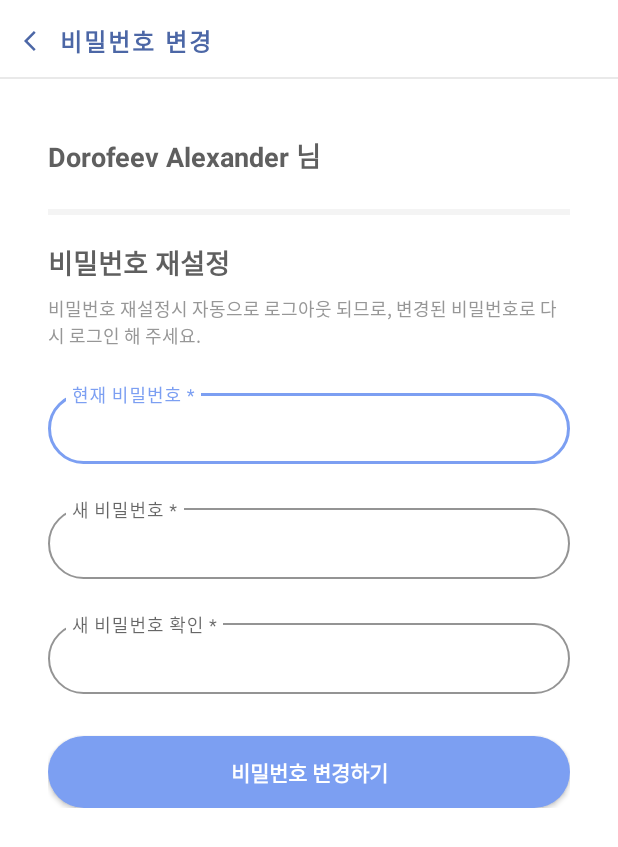
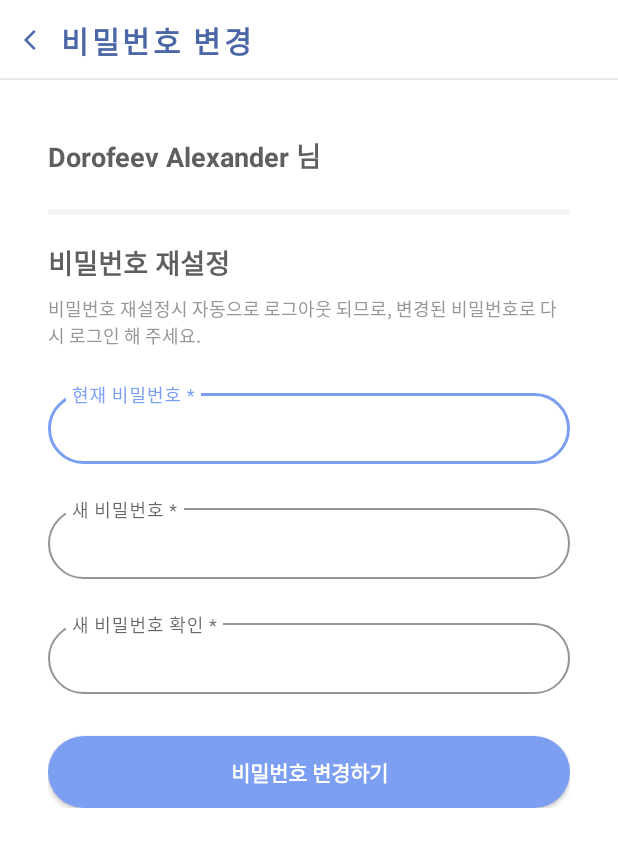
Before and after one commit to MapoTenTeam/APP, an Android app: the layout fragment_business_account_01_03.xml on its own in the app's theme, with its tools: preview values and no code run, on a phone screen of 412 x 824 dp. Shown: the top 847 px of the screen. Run offline under Robolectric (Android 15) with nearby library versions, the phone set to English and light mode, and no system bars.

Commit message:
MERGE branch 'Mypage'

```diff
--- a/MapoTen/app/src/main/res/layout/fragment_business_account_01_03.xml
+++ b/MapoTen/app/src/main/res/layout/fragment_business_account_01_03.xml
@@ -23,7 +23,7 @@
             android:drawableLeft="@drawable/ic_baseline_arrow_back_16"
             android:text="@string/password_action_bar_text"
             android:textColor="@color/main_darkBlue"
-            android:textSize="@dimen/text_16"
+            android:textSize="@dimen/text_20"
             android:textStyle="bold" />
 
         <View
--- a/MapoTen/app/src/main/res/layout/fragment_business_profile_01.xml
+++ b/MapoTen/app/src/main/res/layout/fragment_business_profile_01.xml
@@ -153,6 +153,7 @@
                         <com.google.android.material.textfield.TextInputEditText
                             android:layout_width="match_parent"
                             android:layout_height="wrap_content"
+                            android:paddingVertical="@dimen/padding_14"
                             android:textSize="@dimen/text_14"/>
 
 
@@ -171,6 +172,7 @@
                         <com.google.android.material.textfield.TextInputEditText
                             android:layout_width="match_parent"
                             android:layout_height="wrap_content"
+                            android:paddingVertical="@dimen/padding_14"
                             android:textSize="@dimen/text_14"/>
 
 
@@ -190,6 +192,7 @@
                             android:layout_width="match_parent"
                             android:layout_height="wrap_content"
                             android:textSize="@dimen/text_14"
+                            android:paddingVertical="@dimen/padding_14"
                             tools:ignore="TextContrastCheck" />
 
 
@@ -208,6 +211,7 @@
                         <com.google.android.material.textfield.TextInputEditText
                             android:layout_width="match_parent"
                             android:layout_height="wrap_content"
+                            android:paddingVertical="@dimen/padding_14"
                             android:textSize="@dimen/text_14"/>
 
 
@@ -226,6 +230,8 @@
                         <com.google.android.material.textfield.TextInputEditText
                             android:layout_width="match_parent"
                             android:layout_height="wrap_content"
+                            android:paddingVertical="@dimen/padding_14"
+
                             android:textSize="@dimen/text_14"/>
 
 
```
